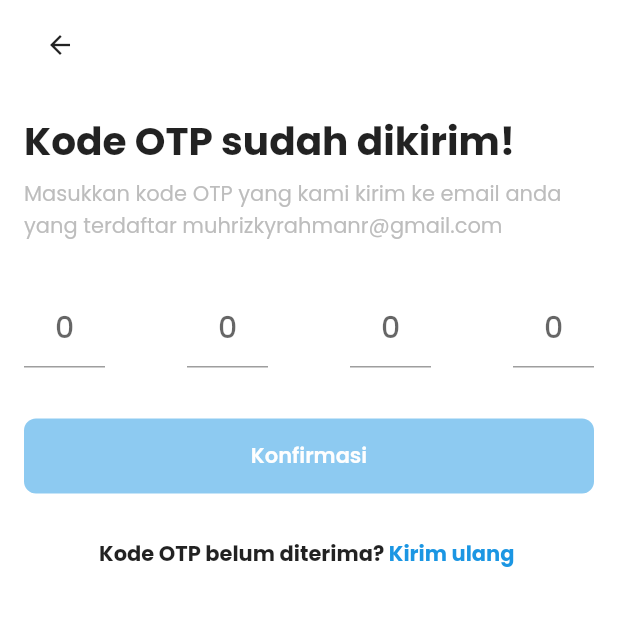
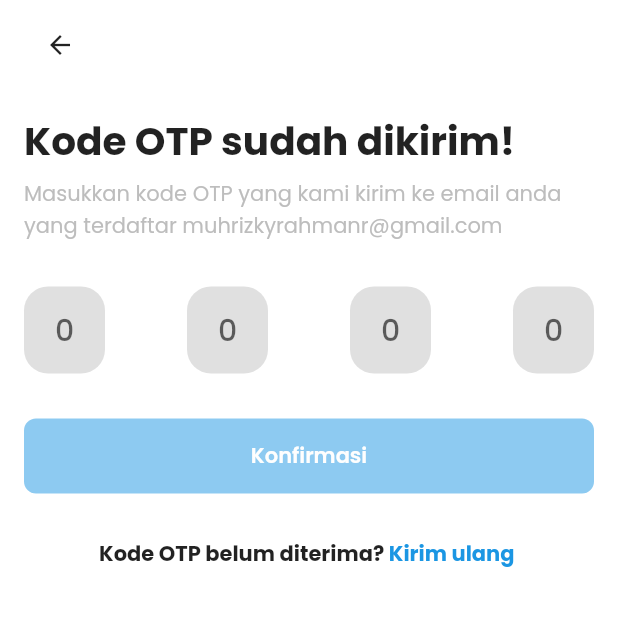
Before and after one commit to muhrizkyrahmanr/smartta, a Flutter app: the OtpVerifikasiPage screen opened directly, on a phone screen of 412 x 824 dp, the top half of it. Run offline on Flutter 3.47's test engine with Material 2 defaults, Android fonts, the light colour scheme and no system bars; our stand-ins replace carousel_slider, webview_flutter.

Commit message:
verifikasi otp

```diff
--- a/lib/otp_verifikasi_page.dart
+++ b/lib/otp_verifikasi_page.dart
@@ -40,9 +40,14 @@ class _OtpVerifikasiPageState extends State<OtpVerifikasiPage> {
                   child: Row(
                     mainAxisAlignment: MainAxisAlignment.spaceBetween,
                     children: [
-                      SizedBox(
+                      Container(
+                        decoration: new BoxDecoration(
+                          borderRadius: new BorderRadius.circular(16.0),
+                          color: Colors.grey.shade300,
+                        ),
                         height: 58,
                         width: 54,
+                        child: Center(
                           child: TextFormField(
                             onSaved: (pin1) {},
                             onChanged: (value){
@@ -50,7 +55,7 @@ class _OtpVerifikasiPageState extends State<OtpVerifikasiPage> {
                                 FocusScope.of(context).nextFocus();
                               }
                             },
-                          decoration: InputDecoration(hintText: "0"),
+                            decoration: new InputDecoration.collapsed(hintText: "0"),
                             style: Theme.of(context).textTheme.headline6,
                             keyboardType: TextInputType.number,
                             textAlign: TextAlign.center,
@@ -60,9 +65,15 @@ class _OtpVerifikasiPageState extends State<OtpVerifikasiPage> {
                             ],
                           ),
                         ),
-                      SizedBox(
+                      ),
+                      Container(
+                        decoration: new BoxDecoration(
+                          borderRadius: new BorderRadius.circular(16.0),
+                          color: Colors.grey.shade300,
+                        ),
                         height: 58,
                         width: 54,
+                        child: Center(
                           child: TextFormField(
                             onSaved: (pin2) {},
                             onChanged: (value){
@@ -70,7 +81,7 @@ class _OtpVerifikasiPageState extends State<OtpVerifikasiPage> {
                                 FocusScope.of(context).nextFocus();
                               }
                             },
-                          decoration: InputDecoration(hintText: "0"),
+                            decoration: new InputDecoration.collapsed(hintText: "0"),
                             style: Theme.of(context).textTheme.headline6,
                             keyboardType: TextInputType.number,
                             textAlign: TextAlign.center,
@@ -80,9 +91,15 @@ class _OtpVerifikasiPageState extends State<OtpVerifikasiPage> {
                             ],
                           ),
                         ),
-                      SizedBox(
+                      ),
+                      Container(
+                        decoration: new BoxDecoration(
+                          borderRadius: new BorderRadius.circular(16.0),
+                          color: Colors.grey.shade300,
+                        ),
                         height: 58,
                         width: 54,
+                        child: Center(
                           child: TextFormField(
                             onSaved: (pin3) {},
                             onChanged: (value){
@@ -90,7 +107,7 @@ class _OtpVerifikasiPageState extends State<OtpVerifikasiPage> {
                                 FocusScope.of(context).nextFocus();
                               }
                             },
-                          decoration: InputDecoration(hintText: "0"),
+                            decoration: new InputDecoration.collapsed(hintText: "0"),
                             style: Theme.of(context).textTheme.headline6,
                             keyboardType: TextInputType.number,
                             textAlign: TextAlign.center,
@@ -100,9 +117,15 @@ class _OtpVerifikasiPageState extends State<OtpVerifikasiPage> {
                             ],
                           ),
                         ),
-                      SizedBox(
+                      ),
+                      Container(
+                        decoration: new BoxDecoration(
+                          borderRadius: new BorderRadius.circular(16.0),
+                          color: Colors.grey.shade300,
+                        ),
                         height: 58,
                         width: 54,
+                        child: Center(
                           child: TextFormField(
                             onSaved: (pin4) {},
                             onChanged: (value){
@@ -110,7 +133,7 @@ class _OtpVerifikasiPageState extends State<OtpVerifikasiPage> {
                                 FocusScope.of(context).nextFocus();
                               }
                             },
-                          decoration: InputDecoration(hintText: "0"),
+                            decoration: new InputDecoration.collapsed(hintText: "0"),
                             style: Theme.of(context).textTheme.headline6,
                             keyboardType: TextInputType.number,
                             textAlign: TextAlign.center,
@@ -118,6 +141,7 @@ class _OtpVerifikasiPageState extends State<OtpVerifikasiPage> {
                               LengthLimitingTextInputFormatter(1),
                               FilteringTextInputFormatter.digitsOnly,
                             ],
+                          ),
                         ),
                       ),
                     ],
```
Lines whose indentation alone changed are shown as unchanged.
